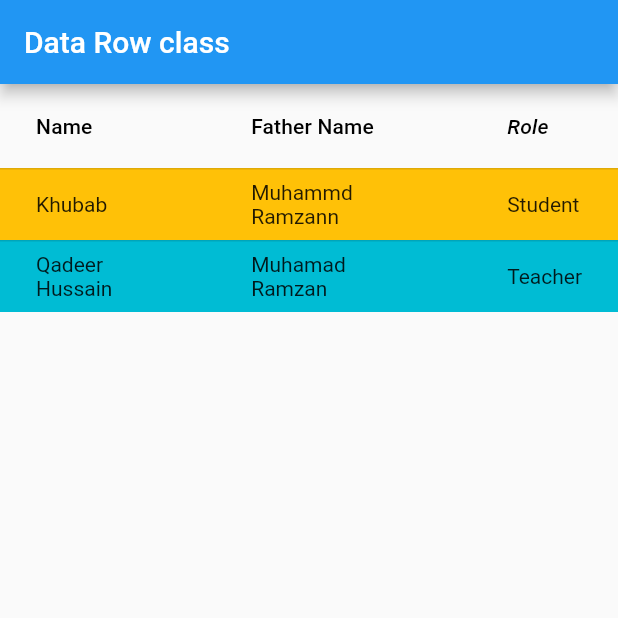
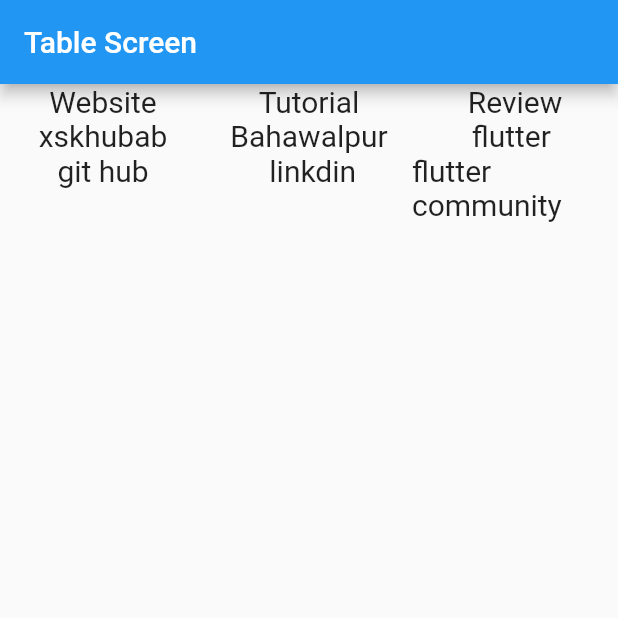
Before and after one commit to khubabcreation/Data_Table_flutter, a Flutter app: the screen it shows after launch, on a phone screen of 412 x 824 dp, the top half of it. Run offline on Flutter 3.47's test engine with Material 2 defaults, Android fonts, the phone set to English and light mode, and no system bars.

Commit message:
this is the new class which make only rows

```diff
--- /dev/null
+++ b/lib/SecondClass.dart
@@ -0,0 +1,54 @@
+import 'package:flutter/material.dart';
+import 'package:flutter/src/widgets/framework.dart';
+import 'package:flutter/src/widgets/placeholder.dart';
+
+class SecondClass extends StatefulWidget {
+  const SecondClass({super.key});
+
+  @override
+  State<SecondClass> createState() => _SecondClassState();
+}
+
+class _SecondClassState extends State<SecondClass> {
+  @override
+  Widget build(BuildContext context) {
+    double height = MediaQuery.of(context).size.height - kToolbarHeight;
+    double width = MediaQuery.of(context).size.width;
+
+    return Scaffold(
+      appBar: AppBar(title: Text('Table Screen')),
+      body: Container(
+        height: height,
+        width: width,
+        child: Table(children: <TableRow>[
+          TableRow(children: [
+            Column(
+                children: [Text('Website', style: TextStyle(fontSize: 20.0))]),
+            Column(
+                children: [Text('Tutorial', style: TextStyle(fontSize: 20.0))]),
+            Column(
+                children: [Text('Review', style: TextStyle(fontSize: 20.0))]),
+          ]),
+          TableRow(children: [
+            Column(
+                children: [Text('xskhubab', style: TextStyle(fontSize: 20.0))]),
+            Column(children: [
+              Text('Bahawalpur', style: TextStyle(fontSize: 20.0))
+            ]),
+            Column(
+                children: [Text('flutter ', style: TextStyle(fontSize: 20.0))]),
+          ]),
+          TableRow(children: [
+            Column(
+                children: [Text('git hub', style: TextStyle(fontSize: 20.0))]),
+            Column(
+                children: [Text(' linkdin', style: TextStyle(fontSize: 20.0))]),
+            Column(children: [
+              Text('flutter community', style: TextStyle(fontSize: 20.0))
+            ]),
+          ]),
+        ]),
+      ),
+    );
+  }
+}
--- a/lib/main.dart
+++ b/lib/main.dart
@@ -1,5 +1,6 @@
 import 'package:flutter/material.dart';
 import 'package:mudasirnew/FirstClass.dart';
+import 'package:mudasirnew/SecondClass.dart';
 
 void main() {
   runApp(const MyApp());
@@ -15,7 +16,7 @@
       theme: ThemeData(
         primarySwatch: Colors.blue,
       ),
-      home: FirstClass(),
+      home: SecondClass(),
     );
   }
 }
```
